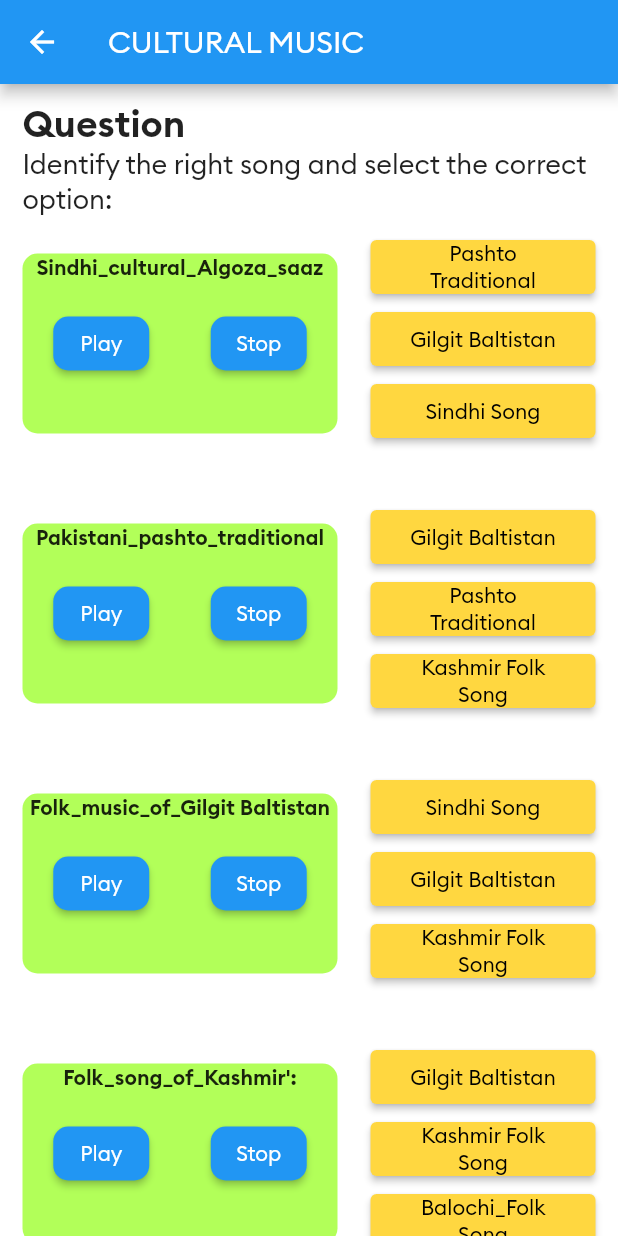
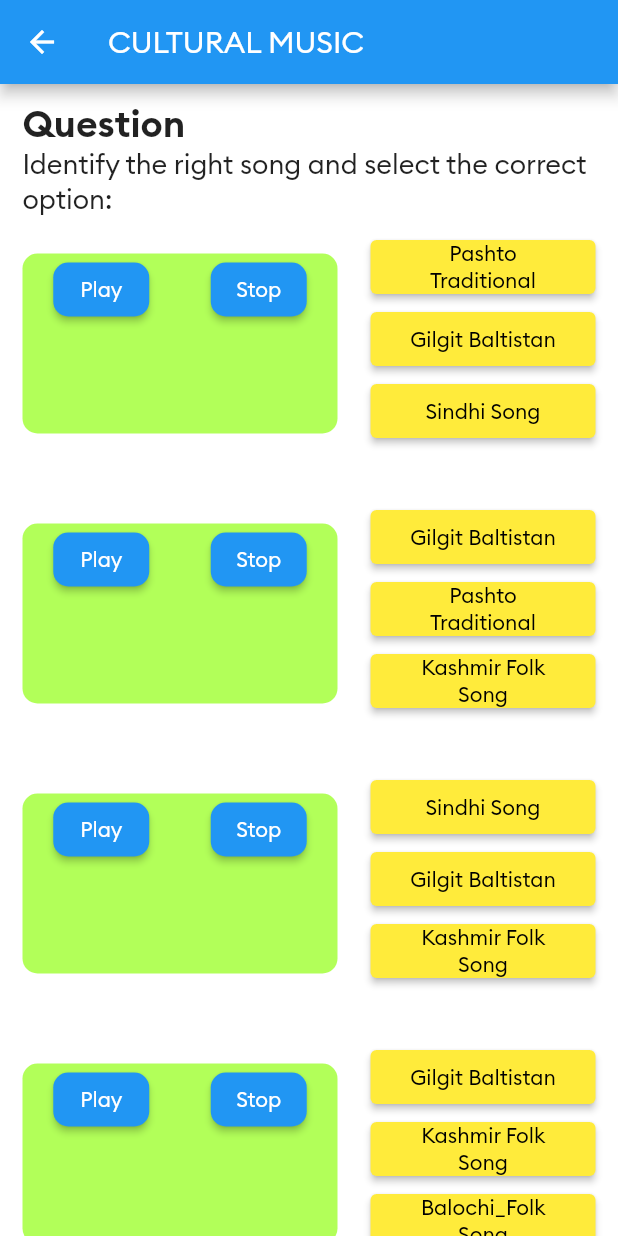
Before and after one commit to muzammil-git/History_App, a Flutter app: the CultureMusic screen opened by its route, on a phone screen of 412 x 824 dp. Run offline on Flutter 3.47's test engine with Material 2 defaults, Android fonts, the phone set to English and light mode, and no system bars; our stand-ins replace audioplayers, connectivity, firebase_auth, firebase_core, firebase_database, youtube_player_flutter; accounts and stored records are empty.

Commit message:
Removed spaces

```diff
--- a/lib/Culture/CulturalMusic/CultureMusic.dart
+++ b/lib/Culture/CulturalMusic/CultureMusic.dart
@@ -1,3 +1,5 @@
+import 'dart:ui';
+
 import 'package:audioplayers/audio_cache.dart';
 import 'package:audioplayers/audioplayers.dart';
 import 'package:flutter/material.dart';
@@ -14,7 +16,6 @@ class Question{
     questionText = qtn;
     questionAnswer = ans;
   }
-
 }
 
 
@@ -32,7 +33,13 @@ class _CultureMusicState extends State<CultureMusic> {
 
   Color neutral = Colors.amberAccent;
 
-
+  @override
+  void dispose() {
+    // TODO: implement dispose
+    super.dispose();
+    audioCache.clearCache();
+    advancedPlayer.dispose();
+  }
 
   var songName = [
     "Sindhi_cultural_Algoza_saaz","Pakistani_pashto_traditional",
@@ -93,6 +100,7 @@ class _CultureMusicState extends State<CultureMusic> {
   Widget build(BuildContext context) {
     return Scaffold(
       appBar: AppBar(
+
         title: Text('CULTURAL MUSIC'),
 
       ),
@@ -124,54 +132,207 @@ class _CultureMusicState extends State<CultureMusic> {
       ),
     );
   }
-  bool isButtonPressed = false;
 
-  Widget selection(List<Question>result){
+  Color right1 = Colors.yellow;
+  Color wrong1 = Colors.yellow;
 
-    Color right = Colors.green;
-    Color wrong = Colors.red;
+  Color right2 = Colors.yellow;
+  Color wrong2 = Colors.yellow;
 
+  Color right3 = Colors.yellow;
+  Color wrong3 = Colors.yellow;
+
+  Color right4 = Colors.yellow;
+  Color wrong4 = Colors.yellow;
+
+  Color right5 = Colors.yellow;
+  Color wrong5 = Colors.yellow;
+
+  Color right6 = Colors.yellow;
+  Color wrong6 = Colors.yellow;
+
+  Widget selection1(List<Question>result) {
 
     return SizedBox(
       height: 150,
       width: 150,
       child: ListView.builder(
-        itemCount: 3,
-        itemBuilder: (BuildContext context,int index){
-          return ElevatedButton(
-            style: ElevatedButton.styleFrom(
-              primary: isButtonPressed ? right : neutral,
-              onPrimary: Colors.black,
+          itemCount: 3,
+          itemBuilder: (BuildContext context, int index) {
+            return ElevatedButton(
+              style: ElevatedButton.styleFrom(
+                primary: result[index].questionAnswer ? right1 : wrong1,
+                onPrimary: Colors.black,
+              ),
+              onPressed: () {
 
-            ),
-              onPressed: (){
-              // print('Click');
-              if(result[index].questionAnswer == true){
-                print("yes");
-                setState(() {
-                  isButtonPressed = !isButtonPressed;
-                });
+                // print('Click');
+                if(result[index].questionAnswer == true ){
+                  // print('yo');
+                  setState(() {
+                    right1 = Colors.green;
+                  });
+                }
 
-                // isButtonPressed = !isButtonPressed;
+              },
+              child: Text(
+                result[index].questionText, textAlign: TextAlign.center,),
+            );
+          }
+      ),
+    );
+  }
+  Widget selection2(List<Question>result) {
 
+    return SizedBox(
+      height: 150,
+      width: 150,
+      child: ListView.builder(
+          itemCount: 3,
+          itemBuilder: (BuildContext context, int index) {
+            return ElevatedButton(
+              style: ElevatedButton.styleFrom(
+                primary: result[index].questionAnswer ? right2 : wrong2,
+                onPrimary: Colors.black,
+              ),
+              onPressed: () {
+                // print('Click');
+                if(result[index].questionAnswer == true ){
+                  // print('yo');
+                  setState(() {
+                    right2 = Colors.green;
+                  });
+                }
 
+              },
+              child: Text(
+                result[index].questionText, textAlign: TextAlign.center,),
+            );
+          }
+      ),
+    );
+  }
+  Widget selection3(List<Question>result) {
 
-              }
-              // checkAnswer();
+    return SizedBox(
+      height: 150,
+      width: 150,
+      child: ListView.builder(
+          itemCount: 3,
+          itemBuilder: (BuildContext context, int index) {
+            return ElevatedButton(
+              style: ElevatedButton.styleFrom(
+                primary: result[index].questionAnswer ? right3 : wrong3,
+                onPrimary: Colors.black,
+              ),
+              onPressed: () {
+                // print('Click');
+                if(result[index].questionAnswer == true ){
+                  // print('yo');
+                  setState(() {
+                    right3 = Colors.green;
+                  });
+                }
+
               },
+              child: Text(
+                result[index].questionText, textAlign: TextAlign.center,),
+            );
+          }
+      ),
+    );
+  }
+  Widget selection4(List<Question>result) {
 
-              child: Text(result[index].questionText,textAlign: TextAlign.center,),
-          );
-        }
+    return SizedBox(
+      height: 150,
+      width: 150,
+      child: ListView.builder(
+          itemCount: 3,
+          itemBuilder: (BuildContext context, int index) {
+            return ElevatedButton(
+              style: ElevatedButton.styleFrom(
+                primary: result[index].questionAnswer ? right4 : wrong4,
+                onPrimary: Colors.black,
+              ),
+              onPressed: () {
+                // print('Click');
+                if(result[index].questionAnswer == true ){
+                  // print('yo');
+                  setState(() {
+                    right4 = Colors.green;
+                  });
+                }
 
+              },
+              child: Text(
+                result[index].questionText, textAlign: TextAlign.center,),
+            );
+          }
+      ),
+    );
+  }
+  Widget selection5(List<Question>result) {
 
+    return SizedBox(
+      height: 150,
+      width: 150,
+      child: ListView.builder(
+          itemCount: 3,
+          itemBuilder: (BuildContext context, int index) {
+            return ElevatedButton(
+              style: ElevatedButton.styleFrom(
+                primary: result[index].questionAnswer ? right5 : wrong5,
+                onPrimary: Colors.black,
+              ),
+              onPressed: () {
+                // print('Click');
+                if(result[index].questionAnswer == true ){
+                  // print('yo');
+                  setState(() {
+                    right5 = Colors.green;
+                  });
+                }
+
+              },
+              child: Text(
+                result[index].questionText, textAlign: TextAlign.center,),
+            );
+          }
+      ),
+    );
+  }
+  Widget selection6(List<Question>result) {
+
+    return SizedBox(
+      height: 150,
+      width: 150,
+      child: ListView.builder(
+          itemCount: 3,
+          itemBuilder: (BuildContext context, int index) {
+            return ElevatedButton(
+              style: ElevatedButton.styleFrom(
+                primary: result[index].questionAnswer ? right6 : wrong6,
+                onPrimary: Colors.black,
+              ),
+              onPressed: () {
+                // print('Click');
+                if(result[index].questionAnswer == true ){
+                  // print('yo');
+                  setState(() {
+                    right6 = Colors.green;
+                  });
+                }
+
+              },
+              child: Text(
+                result[index].questionText, textAlign: TextAlign.center,),
+            );
+          }
       ),
     );
   }
 
-  void checkAnswer(){
-
-  }
 
   Widget localAsset() {
     return _Tab(
@@ -187,7 +348,7 @@ class _CultureMusicState extends State<CultureMusic> {
                   decoration: BoxDecoration(color: Colors.lightGreenAccent,borderRadius: BorderRadius.all(Radius.circular(10))),
                   child: Column(
                     children: [
-                      Text('Sindhi_cultural_Algoza_saaz\n', style: TextStyle(fontFamily: "Bold"),),
+                      // Text('Sindhi_cultural_Algoza_saaz\n', style: TextStyle(fontFamily: "Bold"),),
                       Row(
                         mainAxisAlignment: MainAxisAlignment.spaceAround,
                         children: [
@@ -195,11 +356,10 @@ class _CultureMusicState extends State<CultureMusic> {
                           _Btn(txt: 'Stop', onPressed: () => advancedPlayer.stop()),
                         ],
                       ),
-
                     ],
                   ),
                 ),
-                selection(_questionList1)
+                selection1(_questionList1)
               ],
             ),
             SizedBox(height: 30,),
@@ -214,7 +374,7 @@ class _CultureMusicState extends State<CultureMusic> {
 
                   child: Column(
                     children: [
-                      Text('Pakistani_pashto_traditional\n',style: TextStyle(fontFamily:'Bold'),),
+                      // Text('Pakistani_pashto_traditional\n',style: TextStyle(fontFamily:'Bold'),),
                       Row(
                         mainAxisAlignment: MainAxisAlignment.spaceAround,
                         children: [
@@ -226,7 +386,7 @@ class _CultureMusicState extends State<CultureMusic> {
                     ],
                   ),
                 ),
-                selection(_questionList2)
+                selection2(_questionList2)
 
               ],
             ),
@@ -240,7 +400,7 @@ class _CultureMusicState extends State<CultureMusic> {
                   width: 210,
                   decoration: BoxDecoration(color: Colors.lightGreenAccent,borderRadius: BorderRadius.all(Radius.circular(10))),
                   child: Column(                    children: [
-                      Text('Folk_music_of_Gilgit Baltistan\n',style: TextStyle(fontFamily:'Bold')),
+                      // Text('Folk_music_of_Gilgit Baltistan\n',style: TextStyle(fontFamily:'Bold')),
                       Row(
                         mainAxisAlignment: MainAxisAlignment.spaceAround,
                         children: [
@@ -252,7 +412,7 @@ class _CultureMusicState extends State<CultureMusic> {
                     ],
                   ),
                 ),
-                selection(_questionList3)
+                selection3(_questionList3)
 
               ],
             ),
@@ -267,7 +427,7 @@ class _CultureMusicState extends State<CultureMusic> {
                   decoration: BoxDecoration(color: Colors.lightGreenAccent,borderRadius: BorderRadius.all(Radius.circular(10))),
                   child: Column(
                     children: [
-                      Text('Folk_song_of_Kashmir\':\n', style: TextStyle(fontFamily:'Bold')),
+                      // Text('Folk_song_of_Kashmir\':\n', style: TextStyle(fontFamily:'Bold')),
                       Row(
                         mainAxisAlignment: MainAxisAlignment.spaceAround,
                         children: [
@@ -279,7 +439,7 @@ class _CultureMusicState extends State<CultureMusic> {
                     ],
                   ),
                 ),
-                selection(_questionList4)
+                selection4(_questionList4)
 
               ],
             ),
@@ -294,7 +454,7 @@ class _CultureMusicState extends State<CultureMusic> {
                   decoration: BoxDecoration(color: Colors.lightGreenAccent,borderRadius: BorderRadius.all(Radius.circular(10))),
                   child: Column(
                     children: [
-                      Text('Energatic_Bhangra_Beat\':\n', style: TextStyle(fontFamily:'Bold')),
+                      // Text('Energatic_Bhangra_Beat\':\n', style: TextStyle(fontFamily:'Bold')),
                       Row(
                         mainAxisAlignment: MainAxisAlignment.spaceAround,
                         children: [
@@ -306,7 +466,7 @@ class _CultureMusicState extends State<CultureMusic> {
                     ],
                   ),
                 ),
-                selection(_questionList5)
+                selection5(_questionList5)
 
 
               ],
@@ -321,7 +481,7 @@ class _CultureMusicState extends State<CultureMusic> {
                   decoration: BoxDecoration(color: Colors.lightGreenAccent,borderRadius: BorderRadius.all(Radius.circular(10))),
                   child: Column(
                     children: [
-                      Text('Beautiful_Balochi_folk_song\':\n',style: TextStyle(fontFamily:'Bold')),
+                      // Text('Beautiful_Balochi_folk_song\':\n',style: TextStyle(fontFamily:'Bold')),
                       Row(
                         mainAxisAlignment: MainAxisAlignment.spaceAround,
                         children: [
@@ -333,18 +493,16 @@ class _CultureMusicState extends State<CultureMusic> {
                     ],
                   ),
                 ),
-                selection(_questionList6)
+                selection6(_questionList6)
 
               ],
             ),
           ]
         ),
 
-
         SizedBox(height: 10,),
 
         // getLocalFileDuration(),
-
       ],
     );
   }
@@ -382,10 +540,6 @@ class _CultureMusicState extends State<CultureMusic> {
       },
     );
   }
-
-
-
-
 }
 
 
--- a/lib/main.dart
+++ b/lib/main.dart
@@ -52,12 +52,12 @@ class MyApp extends StatelessWidget {
   @override
   Widget build(BuildContext context) {
     return MaterialApp(
-        title: 'Welcome to Flutter',
+        title: 'Welcome to History App',
         theme: ThemeData(
           primarySwatch: Colors.blue,
           fontFamily: 'Regular',
         ),
-        initialRoute: StartupScreen.id,
+        initialRoute: Content.id,
         routes: {
           //Muzammil's Work
           StartupScreen.id: (context) => StartupScreen(),
```
